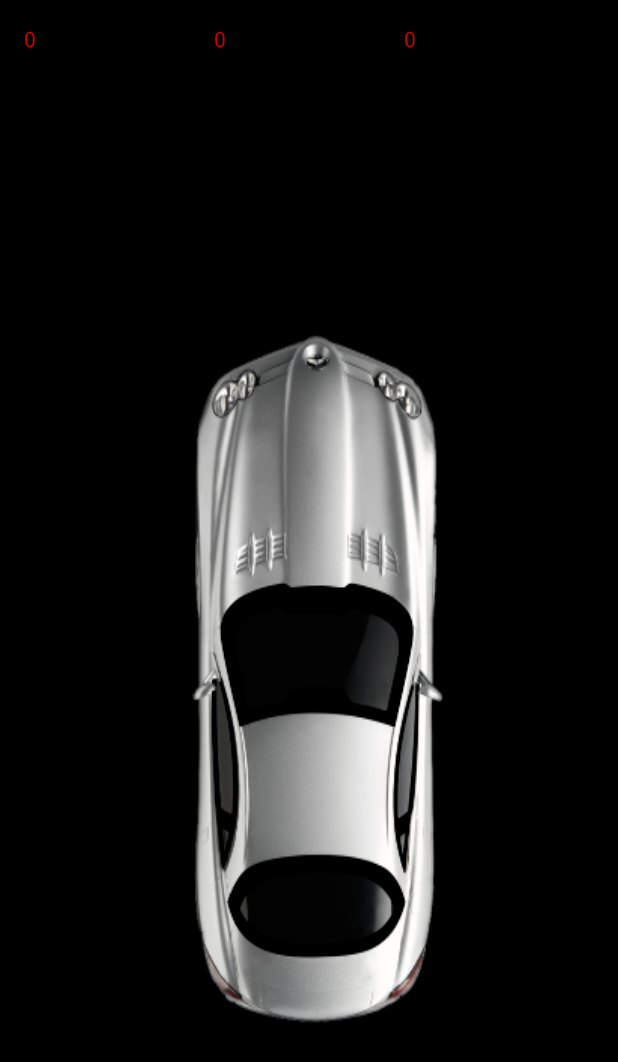
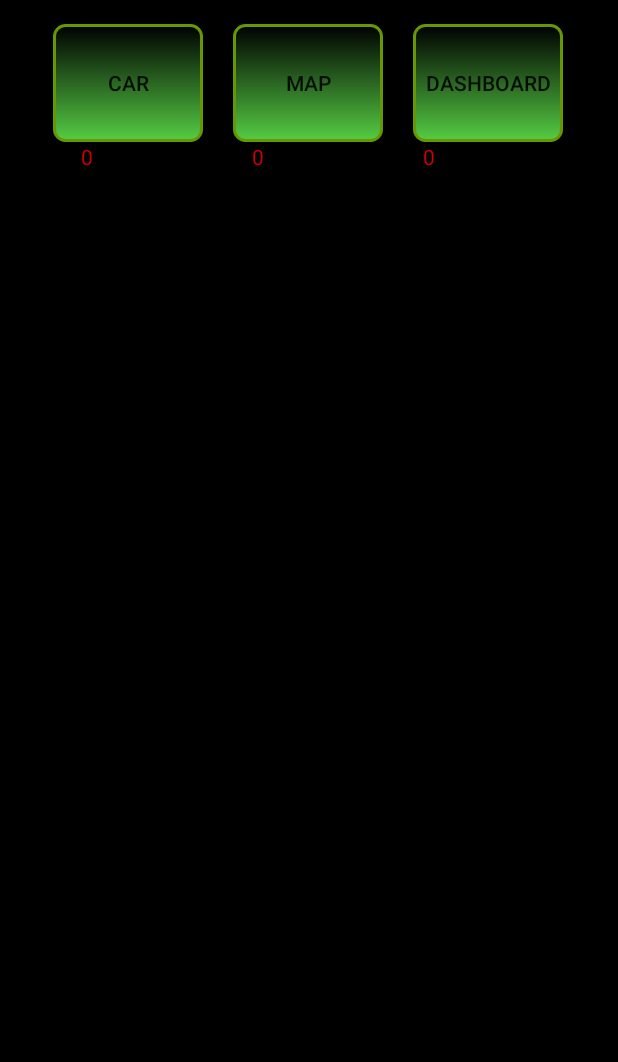
Before and after one commit to alexbrod/CarBlackBox, an Android app: the layout activity_car_view.xml on its own in the app's theme, with its tools: preview values and no code run, on a phone screen of 412 x 824 dp. Shown: the top 1062 px of the screen. Run offline under Robolectric (Android 15) with nearby library versions, the phone set to English and light mode, and no system bars.

Commit message:
features: -Added support for fragments -Switching between Map fragment and Car view fragment

```diff
--- a/app/src/main/res/layout/activity_car_view.xml
+++ b/app/src/main/res/layout/activity_car_view.xml
@@ -19,105 +19,103 @@
         android:layout_weight="0.1">
 
         <TextView
-            android:id="@+id/tvX"
             android:layout_width="0dp"
             android:layout_height="match_parent"
-            android:layout_weight="0.33"
-            android:textColor="@android:color/holo_red_dark"
-            android:text="0"/>
-        <TextView
-            android:id="@+id/tvY"
+            android:layout_weight="0.05" />
+
+        <Button
+            android:id="@+id/btnCarView"
             android:layout_width="0dp"
             android:layout_height="match_parent"
-            android:layout_weight="0.33"
-            android:textColor="@android:color/holo_red_dark"
-            android:text="0"/>
+            android:layout_weight="0.25"
+            android:background="@drawable/base_button"
+            android:text="Car"/>
         <TextView
-            android:id="@+id/tvZ"
             android:layout_width="0dp"
             android:layout_height="match_parent"
-            android:layout_weight="0.33"
-            android:textColor="@android:color/holo_red_dark"
-            android:text="0"/>
+            android:layout_weight="0.05"/>
+        <Button
+            android:id="@+id/btnMapView"
+            android:layout_width="0dp"
+            android:layout_height="match_parent"
+            android:layout_weight="0.25"
+            android:background="@drawable/base_button"
+            android:text="Map"/>
+        <TextView
+            android:layout_width="0dp"
+            android:layout_height="match_parent"
+            android:layout_weight="0.05"/>
+        <Button
+            android:id="@+id/btnDashboardView"
+            android:layout_width="0dp"
+            android:layout_height="match_parent"
+            android:layout_weight="0.25"
+            android:background="@drawable/base_button"
+            android:text="Dashboard"/>
+
+        <TextView
+            android:layout_width="0dp"
+            android:layout_height="match_parent"
+            android:layout_weight="0.05" />
 
     </LinearLayout>
 
     <LinearLayout
         android:layout_width="match_parent"
         android:layout_height="0dp"
-        android:layout_weight="0.15"
-        android:orientation="horizontal">
+        android:layout_weight="0.1">
 
         <TextView
             android:layout_width="0dp"
             android:layout_height="match_parent"
-            android:layout_weight="0.2" />
-
+            android:layout_weight="0.1" />
         <TextView
-            android:id="@+id/top_arc"
+            android:id="@+id/tvX"
             android:layout_width="0dp"
             android:layout_height="match_parent"
-            android:layout_weight="0.6"
-            android:background="@drawable/top_arc_shape"/>
+            android:layout_weight="0.2"
+            android:textColor="@android:color/holo_red_dark"
+            android:text="0"/>
+
 
         <TextView
             android:layout_width="0dp"
             android:layout_height="match_parent"
-            android:layout_weight="0.2" />
-    </LinearLayout>
-
-
-    <LinearLayout
-        android:layout_width="match_parent"
-        android:layout_height="0dp"
-        android:orientation="horizontal"
-        android:layout_weight="0.6">
+            android:layout_weight="0.1" />
 
         <TextView
-            android:id="@+id/left_arc"
+            android:id="@+id/tvY"
             android:layout_width="0dp"
             android:layout_height="match_parent"
             android:layout_weight="0.2"
-            android:background="@drawable/left_arc_shape"/>
+            android:textColor="@android:color/holo_red_dark"
+            android:text="0"/>
 
         <TextView
             android:layout_width="0dp"
             android:layout_height="match_parent"
-            android:layout_weight="0.6"
-            android:background="@mipmap/car_view" />
-
+            android:layout_weight="0.1" />
         <TextView
-            android:id="@+id/right_arc"
+            android:id="@+id/tvZ"
             android:layout_width="0dp"
             android:layout_height="match_parent"
             android:layout_weight="0.2"
-            android:background="@drawable/right_arc_shape" />
+            android:textColor="@android:color/holo_red_dark"
+            android:text="0"/>
 
-
-    </LinearLayout>
-
-    <LinearLayout
-        android:layout_width="match_parent"
-        android:layout_height="0dp"
-        android:layout_weight="0.15">
 
         <TextView
             android:layout_width="0dp"
             android:layout_height="match_parent"
-            android:layout_weight="0.2" />
-
-        <TextView
-            android:id="@+id/bottom_arc"
-            android:layout_width="0dp"
-            android:layout_height="match_parent"
-            android:layout_weight="0.6"
-            android:background="@drawable/bottom_arc_shape"/>
-
-        <TextView
-            android:layout_width="0dp"
-            android:layout_height="match_parent"
-            android:layout_weight="0.2" />
-
+            android:layout_weight="0.1" />
     </LinearLayout>
 
+    <FrameLayout
+        android:layout_height="0dp"
+        android:layout_width="match_parent"
+        android:layout_weight="0.8"
+        android:id="@+id/fragment_container">
+
+    </FrameLayout>
+
 </LinearLayout>
```
